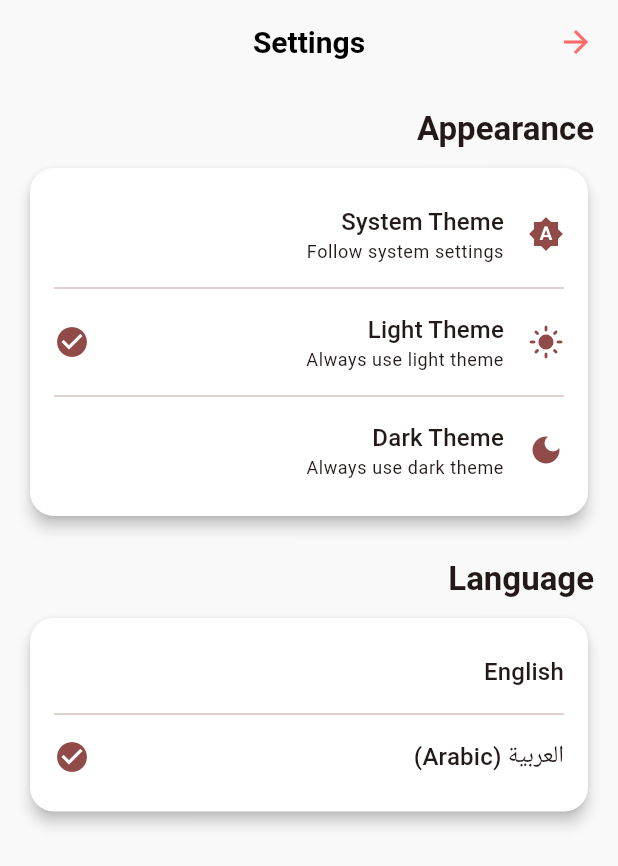
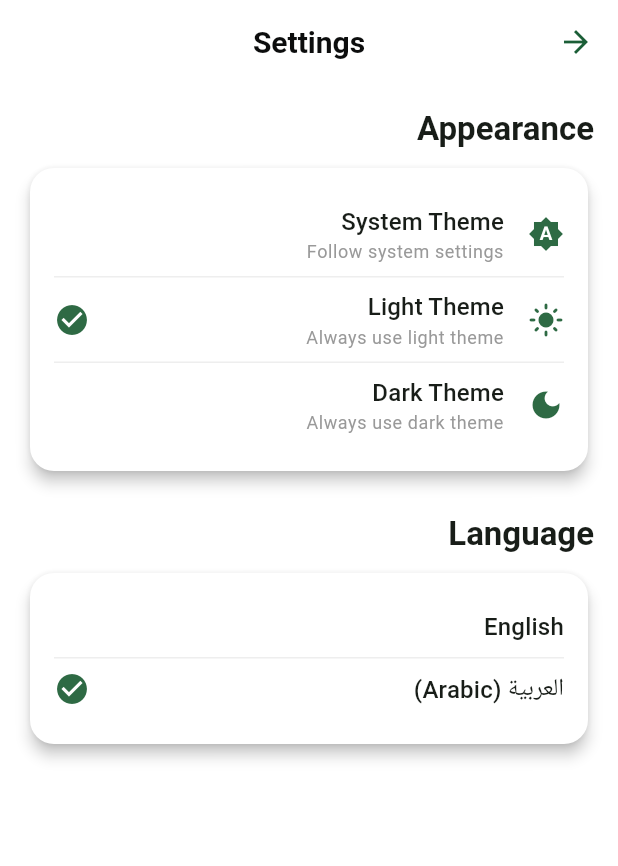
Before and after one commit to YoussifFathi/Fruits_Hub, a Flutter app: the SettingsPage screen opened by its route, after a tap on "Light Theme", on a phone screen of 412 x 824 dp. Shown: the top 866 px of the screen. Run offline on Flutter 3.47's test engine with Material 3 defaults, Android fonts, the phone set to English and light mode, and no system bars; our stand-ins replace flutter_bloc, flutter_svg, get_it, shared_preferences; accounts and stored records are empty.

Commit message:
Update AppColors and AppTheme for improved color scheme; enhance SplashBody layout with RTL support

```diff
--- a/lib/core/theme/app_colors.dart
+++ b/lib/core/theme/app_colors.dart
@@ -2,23 +2,41 @@ import 'package:flutter/material.dart';
 
 class AppColors {
   // Primary colors
-  static const Color primaryColor = Color(0xFFFF6B6B);
-  static const Color secondaryColor = Color(0xFF4ECDC4);
+  static const Color primaryColor = Color(0xFF1B5E37);
+  static const Color secondaryColor = Color(0xFFF4A91F);
 
   // Background colors
-  static const Color lightBackground = Color(0xFFF9F9F9);
-  static const Color darkBackground = Color(0xFF121212);
+  static const Color lightBackground = Color(0xFFFFFFFF);
+  static const Color darkBackground = Color(0xFF0D0D0D);
 
   // Card colors
-  static const Color darkCardColor = Color(0xFF1E1E1E);
+  static const Color lightCardColor = Color(0xFFFFFFFF);
+  static const Color darkCardColor = Color(0xFF171717);
 
   // Text colors
-  static const Color lightTextColor = Color(0xFF333333);
-  static const Color darkTextColor = Color(0xFFF5F5F5);
+  static const Color lightTextColor1 = Color(0xFF0C0D0D);
+  static const Color lightTextColor2 = Color(0xFF4E5556);
+  static const Color lightTextColor3 = Color(0xFF999999);
+
+  static const Color darkTextColor1 = Color(0xFFFFFFFF);
+  static const Color darkTextColor2 = Color(0xFFE0E0E0);
+  static const Color darkTextColor3 = Color(0xFFAAAAAA);
 
   // Status colors
   static const Color successColor = Color(0xFF4CAF50);
   static const Color errorColor = Color(0xFFFF5252);
   static const Color warningColor = Color(0xFFFFB74D);
   static const Color infoColor = Color(0xFF2196F3);
+
+  // Button colors
+  static const Color primaryButtonBackground = primaryColor;
+  static const Color primaryButtonText = lightBackground;
+
+  // Divider colors
+  static const Color lightDividerColor = Color(0xFFEEEEEE);
+  static const Color darkDividerColor = Color(0xFF2A2A2A);
+
+  // Icon colors
+  static const Color lightIconColor = primaryColor;
+  static const Color darkIconColor = primaryColor;
 }
--- a/lib/core/theme/app_theme.dart
+++ b/lib/core/theme/app_theme.dart
@@ -15,42 +15,46 @@ class AppTheme {
         backgroundColor: AppColors.lightBackground,
         elevation: 0,
         centerTitle: true,
-        iconTheme: IconThemeData(color: AppColors.primaryColor),
+        iconTheme: IconThemeData(color: AppColors.lightIconColor),
         titleTextStyle: TextStyle(
-          color: Colors.black,
+          color: AppColors.lightTextColor1,
           fontSize: 20,
           fontWeight: FontWeight.bold,
         ),
       ),
       textTheme: const TextTheme(
         displayLarge: TextStyle(
-          color: Colors.black,
+          color: AppColors.lightTextColor1,
           fontSize: 28,
           fontWeight: FontWeight.bold,
         ),
         displayMedium: TextStyle(
-          color: Colors.black,
+          color: AppColors.lightTextColor1,
           fontSize: 24,
           fontWeight: FontWeight.bold,
         ),
         displaySmall: TextStyle(
-          color: Colors.black,
+          color: AppColors.lightTextColor1,
           fontSize: 20,
           fontWeight: FontWeight.bold,
         ),
         bodyLarge: TextStyle(
-          color: Colors.black87,
+          color: AppColors.lightTextColor2,
           fontSize: 16,
         ),
         bodyMedium: TextStyle(
-          color: Colors.black87,
+          color: AppColors.lightTextColor2,
           fontSize: 14,
+        ),
+        bodySmall: TextStyle(
+          color: AppColors.lightTextColor3,
+          fontSize: 12,
         ),
       ),
       elevatedButtonTheme: ElevatedButtonThemeData(
         style: ElevatedButton.styleFrom(
-          backgroundColor: AppColors.primaryColor,
-          foregroundColor: Colors.white,
+          backgroundColor: AppColors.primaryButtonBackground,
+          foregroundColor: AppColors.primaryButtonText,
           shape: RoundedRectangleBorder(
             borderRadius: BorderRadius.circular(12),
           ),
@@ -58,11 +62,20 @@ class AppTheme {
         ),
       ),
       cardTheme: CardTheme(
-        color: Colors.white,
+        color: AppColors.lightCardColor,
         elevation: 4,
         shape: RoundedRectangleBorder(
           borderRadius: BorderRadius.circular(16),
         ),
+      ),
+      dividerTheme: const DividerThemeData(
+        color: AppColors.lightDividerColor,
+        thickness: 1,
+        space: 1,
+      ),
+      iconTheme: const IconThemeData(
+        color: AppColors.lightIconColor,
+        size: 24,
       ),
     );
   }
@@ -80,42 +93,46 @@ class AppTheme {
         backgroundColor: AppColors.darkBackground,
         elevation: 0,
         centerTitle: true,
-        iconTheme: IconThemeData(color: AppColors.primaryColor),
+        iconTheme: IconThemeData(color: AppColors.darkIconColor),
         titleTextStyle: TextStyle(
-          color: Colors.white,
+          color: AppColors.darkTextColor1,
           fontSize: 20,
           fontWeight: FontWeight.bold,
         ),
       ),
       textTheme: const TextTheme(
         displayLarge: TextStyle(
-          color: Colors.white,
+          color: AppColors.darkTextColor1,
           fontSize: 28,
           fontWeight: FontWeight.bold,
         ),
         displayMedium: TextStyle(
-          color: Colors.white,
+          color: AppColors.darkTextColor1,
           fontSize: 24,
           fontWeight: FontWeight.bold,
         ),
         displaySmall: TextStyle(
-          color: Colors.white,
+          color: AppColors.darkTextColor1,
           fontSize: 20,
           fontWeight: FontWeight.bold,
         ),
         bodyLarge: TextStyle(
-          color: Colors.white70,
+          color: AppColors.darkTextColor2,
           fontSize: 16,
         ),
         bodyMedium: TextStyle(
-          color: Colors.white70,
+          color: AppColors.darkTextColor2,
           fontSize: 14,
+        ),
+        bodySmall: TextStyle(
+          color: AppColors.darkTextColor3,
+          fontSize: 12,
         ),
       ),
       elevatedButtonTheme: ElevatedButtonThemeData(
         style: ElevatedButton.styleFrom(
-          backgroundColor: AppColors.primaryColor,
-          foregroundColor: Colors.white,
+          backgroundColor: AppColors.primaryButtonBackground,
+          foregroundColor: AppColors.darkTextColor1,
           shape: RoundedRectangleBorder(
             borderRadius: BorderRadius.circular(12),
           ),
@@ -129,6 +146,15 @@ class AppTheme {
           borderRadius: BorderRadius.circular(16),
         ),
       ),
+      dividerTheme: const DividerThemeData(
+        color: AppColors.darkDividerColor,
+        thickness: 1,
+        space: 1,
+      ),
+      iconTheme: const IconThemeData(
+        color: AppColors.darkIconColor,
+        size: 24,
+      ),
     );
   }
 }
--- a/lib/features/splash/presentation/view/widgets/splash_body.dart
+++ b/lib/features/splash/presentation/view/widgets/splash_body.dart
@@ -23,7 +23,7 @@ class _SplashBodyState extends State<SplashBody> {
   @override
   void initState() {
     super.initState();
-    // startNavigation();
+    startNavigation();
   }
 
   @override
@@ -32,13 +32,15 @@ class _SplashBodyState extends State<SplashBody> {
       crossAxisAlignment: CrossAxisAlignment.stretch,
       mainAxisAlignment: MainAxisAlignment.spaceBetween,
       children: [
-        Row(
-          mainAxisAlignment: MainAxisAlignment.start,
-          children: [
-            SvgPicture.asset(Assets.assetsImagesPlant),
-          ],
+        Directionality(
+          textDirection: TextDirection.rtl,
+          child: Row(
+            mainAxisAlignment: MainAxisAlignment.end,
+            children: [
+              SvgPicture.asset(Assets.assetsImagesPlant),
+            ],
+          ),
         ),
-        Text(S.of(context).start_now),
         SvgPicture.asset(Assets.assetsImagesLogo),
         SvgPicture.asset(
           Assets.assetsImagesSplashBottom,
```
